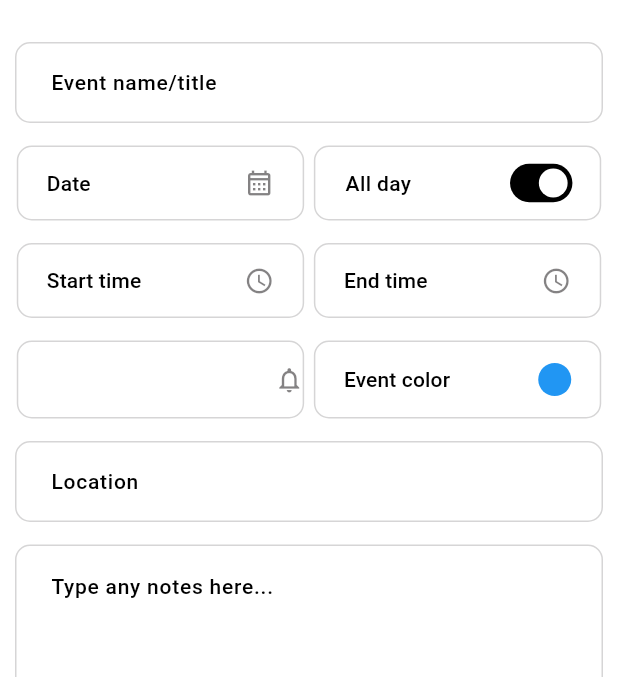
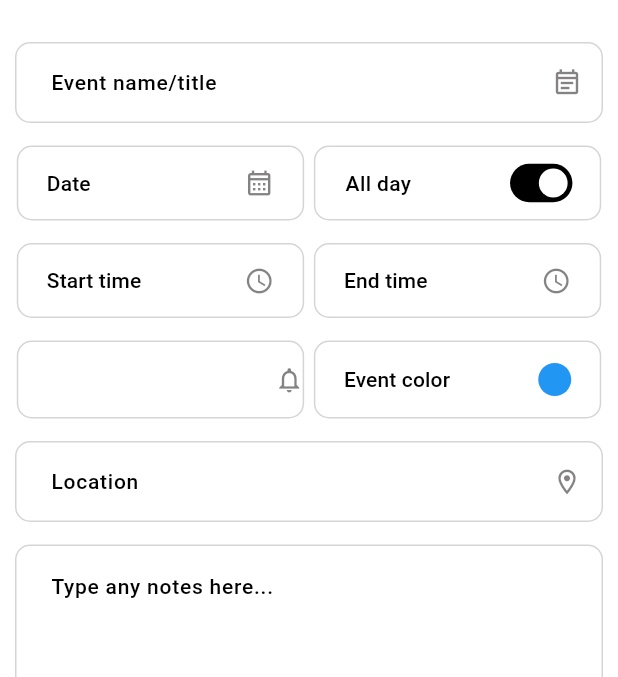
Before and after one commit to joharkhan99/quickcal, a Flutter app: the CreateTaskPage screen opened by its route, on a phone screen of 412 x 824 dp, the part 57-734 px from its top. Run offline on Flutter 3.47's test engine with Material 3 defaults, Android fonts, the phone set to English and light mode, and no system bars.

Commit message:
Add suffix icons to input fields

```diff
--- a/lib/components/addtask/event_location_field.dart
+++ b/lib/components/addtask/event_location_field.dart
@@ -32,6 +32,11 @@ class EventLocationField extends StatelessWidget {
           borderRadius: BorderRadius.all(Radius.circular(10)),
         ),
         contentPadding: EdgeInsets.symmetric(vertical: 15, horizontal: 20),
+        suffixIcon: Icon(
+          Icons.location_on_outlined,
+          color: Color.fromARGB(150, 46, 43, 45),
+          size: 20,
+        ),
       ),
     );
   }
--- a/lib/components/addtask/event_name_field.dart
+++ b/lib/components/addtask/event_name_field.dart
@@ -32,6 +32,11 @@ class EventNameField extends StatelessWidget {
           borderRadius: BorderRadius.all(Radius.circular(10)),
         ),
         contentPadding: EdgeInsets.symmetric(vertical: 15, horizontal: 20),
+        suffixIcon: Icon(
+          Icons.event_note_outlined,
+          color: Color.fromARGB(150, 46, 43, 45),
+          size: 20,
+        ),
       ),
     );
   }
```
